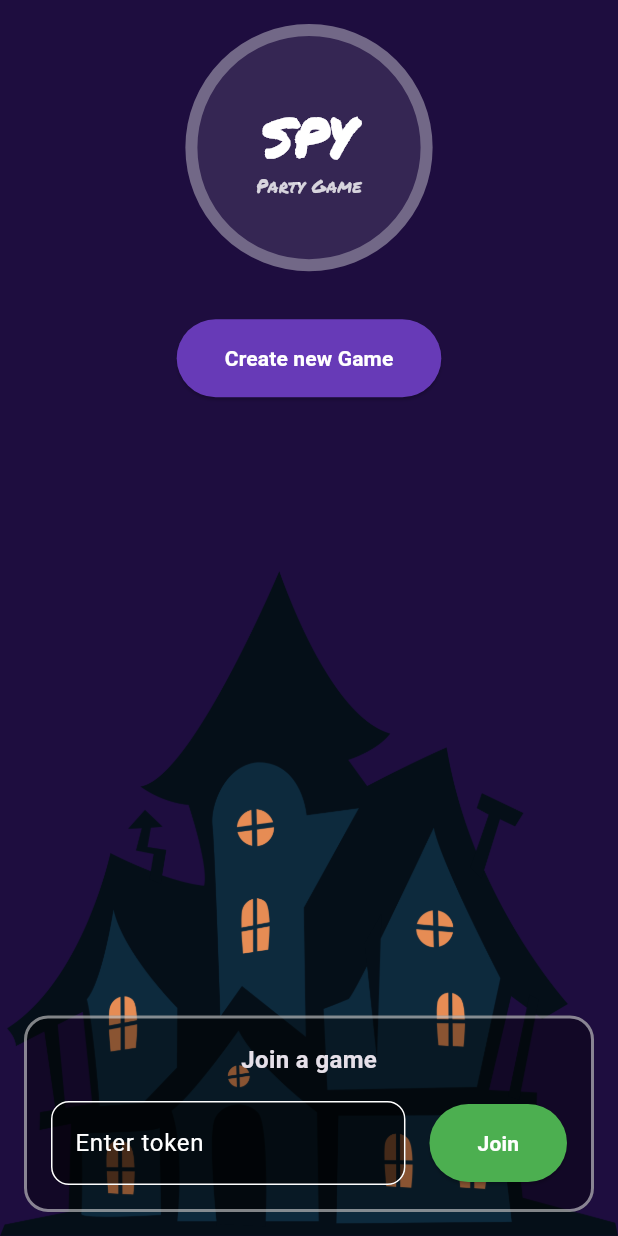
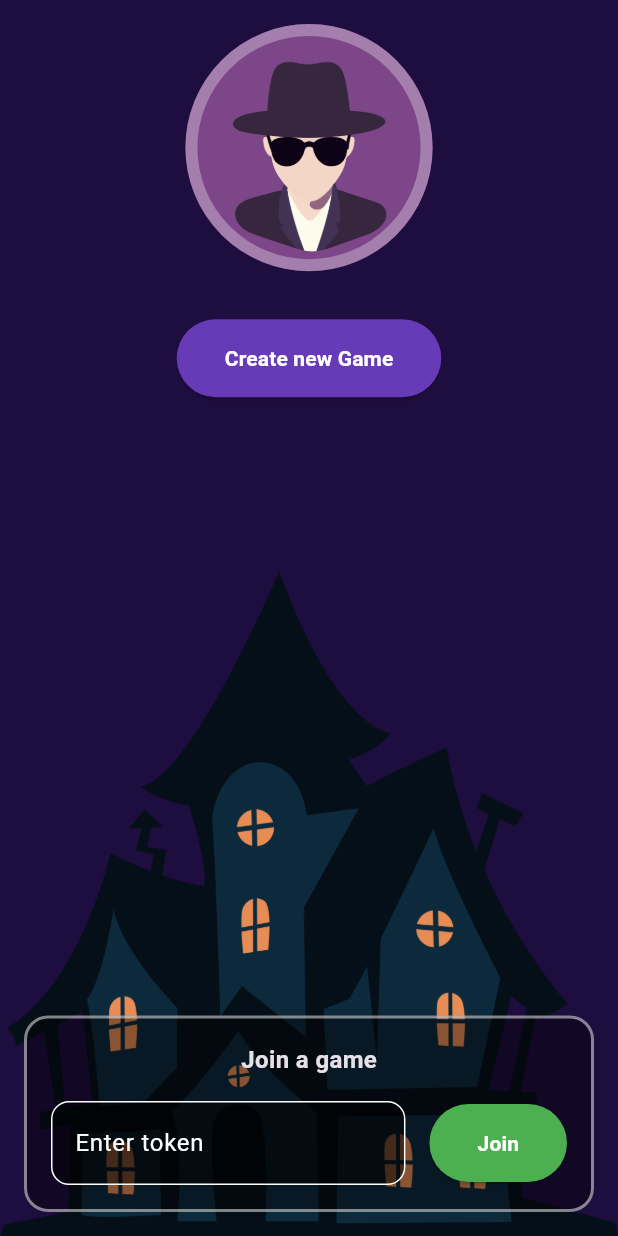
Before and after one commit to miladdiaz/spy_game, a Flutter app: the screen it shows after launch, on a phone screen of 412 x 824 dp. Run offline on Flutter 3.47's test engine with Material 3 defaults, Android fonts, the phone set to English and light mode, and no system bars; our stand-ins replace device_info_plus, flutter_riverpod, socket_io_client.

Commit message:
show icon in logo widget

```diff
--- a/lib/widgets/logo.dart
+++ b/lib/widgets/logo.dart
@@ -10,6 +10,10 @@ class Logo extends StatelessWidget {
       width: MediaQuery.of(context).size.width * 0.4,
       height: MediaQuery.of(context).size.width * 0.4,
       decoration: BoxDecoration(
+        image: const DecorationImage(
+          image: AssetImage("assets/images/spy.png"),
+          fit: BoxFit.contain,
+        ),
         borderRadius: BorderRadius.circular(100.0),
         border: Border.all(
           width: 8.0,
@@ -17,30 +21,6 @@ class Logo extends StatelessWidget {
         ),
         color: Colors.white.withOpacity(0.1),
       ),
-      child: Center(
-        child: Column(
-          mainAxisAlignment: MainAxisAlignment.center,
-          children: [
-            const Text(
-              'SPY',
-              style: TextStyle(
-                fontSize: 36,
-                fontWeight: FontWeight.bold,
-                color: Colors.white,
-                fontFamily: "Permanent Marker",
-              ),
-            ),
-            Text(
-              'Party Game',
-              style: TextStyle(
-                fontSize: 12,
-                color: Colors.white.withOpacity(0.8),
-                fontFamily: "Permanent Marker",
-              ),
-            ),
-          ],
-        ),
-      ),
     );
   }
 }
```
